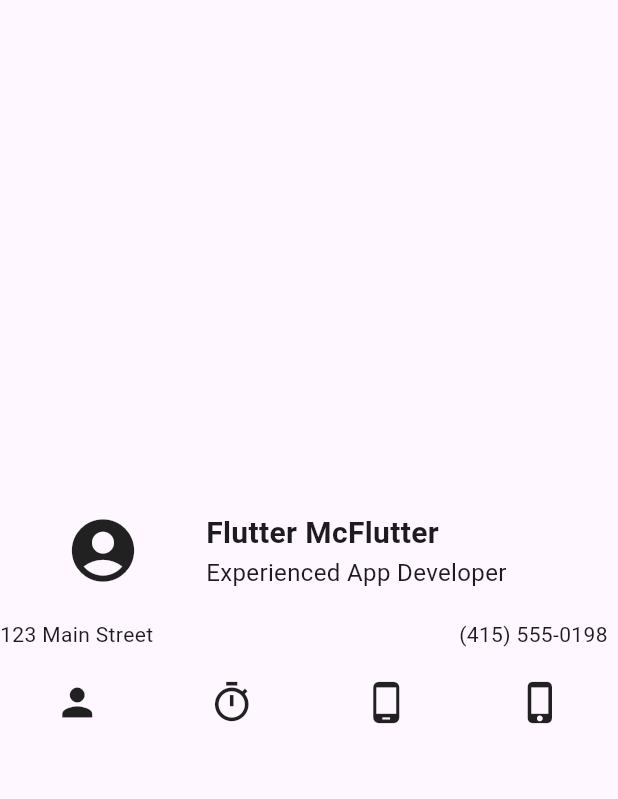
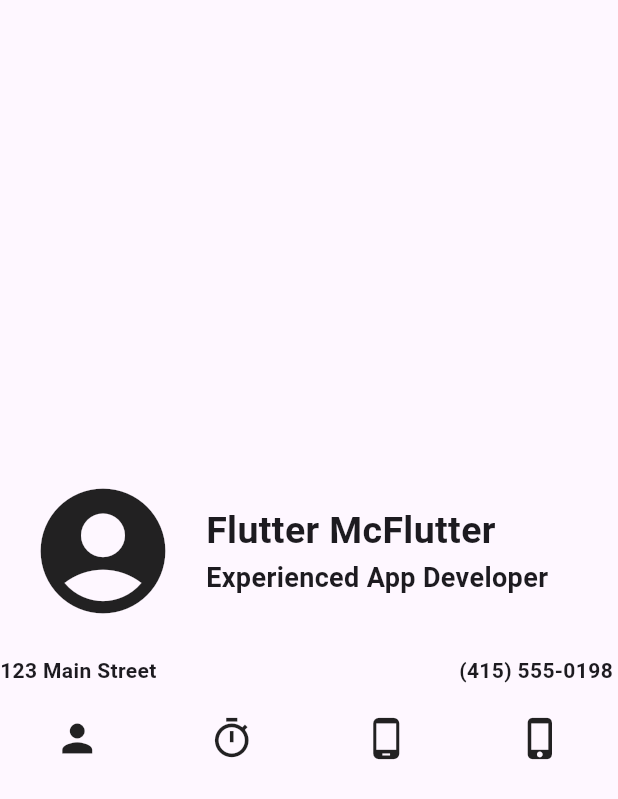
Before and after one commit to RaxoTheOne/fluid, a Flutter app: the screen it shows after launch, on a phone screen of 412 x 824 dp. Shown: the top 799 px of the screen. Run offline on Flutter 3.47's test engine with Material 3 defaults, Android fonts, the phone set to English and light mode, and no system bars.

Commit message:
text fontweight und size geändert

```diff
--- a/lib/main.dart
+++ b/lib/main.dart
@@ -18,15 +18,15 @@ class MyApp extends StatelessWidget {
                 children: [
                   Expanded(
                     flex: 1,
-                    child: Icon(Icons.account_circle, size: 50),
+                    child: Icon(Icons.account_circle, size: 100),
                   ),
                   Expanded(
                     flex: 2,
                     child: Column(
                       crossAxisAlignment: CrossAxisAlignment.start,
                       children: [
-                        Text('Flutter McFlutter', style: TextStyle(fontSize: 20, fontWeight: FontWeight.bold)),
-                        Text('Experienced App Developer', style: TextStyle(fontSize: 16)),
+                        Text('Flutter McFlutter', style: TextStyle(fontSize: 25, fontWeight: FontWeight.bold)),
+                        Text('Experienced App Developer', style: TextStyle(fontSize: 18, fontWeight: FontWeight.bold)),
                       ],
                     ),
                   ),
@@ -38,12 +38,12 @@ class MyApp extends StatelessWidget {
                 children:[
                   Expanded(
                     flex: 1,
-                    child: Text('123 Main Street'),
+                    child: Text('123 Main Street', style: TextStyle(fontWeight: FontWeight.bold),),
                   ),
                   SizedBox(width: 200),
                   Expanded(
                     flex: 1,
-                    child: Text('(415) 555-0198'),
+                    child: Text('(415) 555-0198', style: TextStyle(fontWeight: FontWeight.bold),),
                   ),
                 ]
               ),
```
